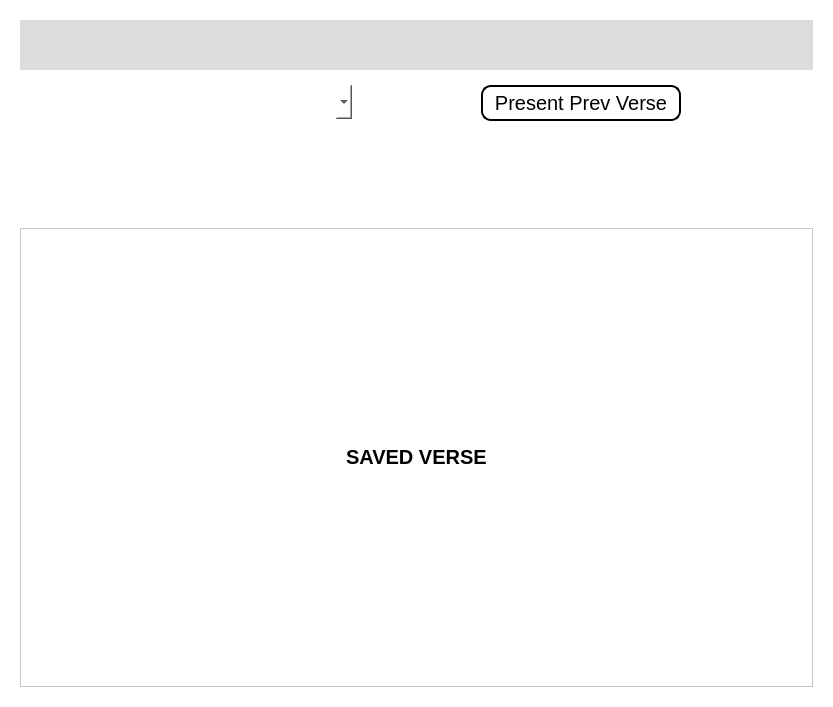
Qt form ui/Modern_search.ui (Achu-Worifung/quickMove) before a commit.
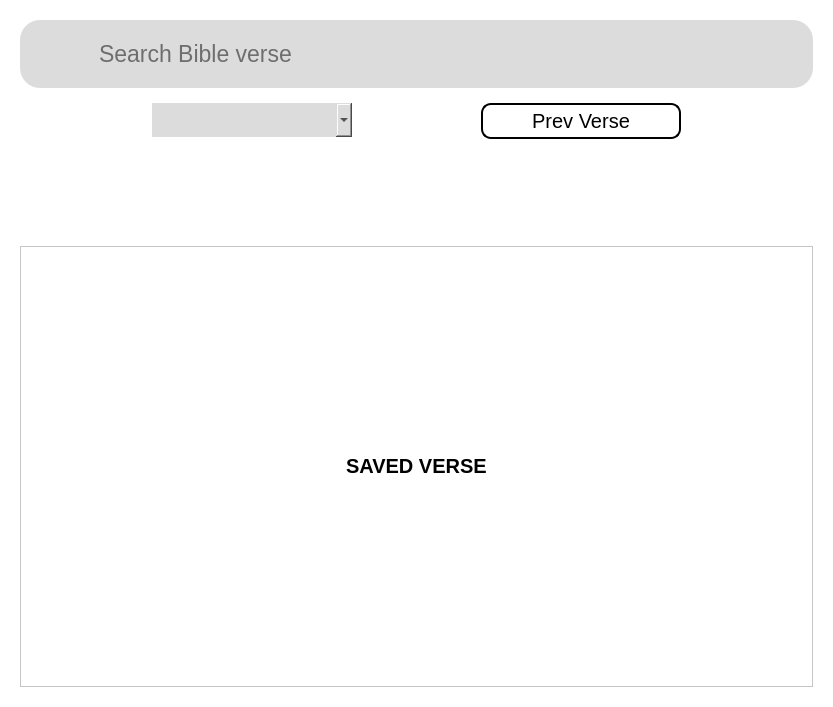
The same form after that commit. Icons and pictures are not drawn.

Diff of the .ui file:
```diff
--- a/ui/Modern_search.ui
+++ b/ui/Modern_search.ui
@@ -44,7 +44,7 @@
           </property>
           <property name="font">
            <font>
-            <pointsize>11</pointsize>
+            <pointsize>14</pointsize>
            </font>
           </property>
           <property name="text">
@@ -72,7 +72,7 @@
              <x>0</x>
              <y>0</y>
              <width>793</width>
-             <height>451</height>
+             <height>433</height>
             </rect>
            </property>
            <layout class="QVBoxLayout" name="verticalLayout_2">
@@ -137,22 +137,46 @@
                <height>16777215</height>
               </size>
              </property>
+             <property name="font">
+              <font>
+               <pointsize>-1</pointsize>
+               <weight>50</weight>
+               <italic>false</italic>
+               <bold>false</bold>
+              </font>
+             </property>
              <property name="styleSheet">
               <string notr="true">    border-width: 2px 0 2px 0;
     border-radius: 15px 0 15px 0;
     border-color: black;
     padding: 4px;
 font:20px;
+background-color: rgb(220, 220, 220);
 
 </string>
              </property>
              <property name="editable">
-              <bool>true</bool>
+              <bool>false</bool>
+             </property>
+             <property name="currentText">
+              <string/>
+             </property>
+             <property name="iconSize">
+              <size>
+               <width>16</width>
+               <height>16</height>
+              </size>
              </property>
             </widget>
            </item>
            <item alignment="Qt::AlignTop">
             <widget class="QPushButton" name="prev_verse">
+             <property name="sizePolicy">
+              <sizepolicy hsizetype="Maximum" vsizetype="Fixed">
+               <horstretch>0</horstretch>
+               <verstretch>0</verstretch>
+              </sizepolicy>
+             </property>
              <property name="maximumSize">
               <size>
                <width>200</width>
@@ -174,7 +198,7 @@
 </string>
              </property>
              <property name="text">
-              <string>Present Prev Verse</string>
+              <string>Prev Verse</string>
              </property>
              <property name="icon">
               <iconset>
@@ -192,20 +216,75 @@
          </widget>
         </item>
         <item row="1" column="0">
-         <widget class="QLineEdit" name="lineEdit">
+         <widget class="QWidget" name="widget_3" native="true">
+          <property name="sizePolicy">
+           <sizepolicy hsizetype="Preferred" vsizetype="Minimum">
+            <horstretch>0</horstretch>
+            <verstretch>0</verstretch>
+           </sizepolicy>
+          </property>
           <property name="minimumSize">
            <size>
             <width>0</width>
-            <height>50</height>
+            <height>30</height>
            </size>
           </property>
           <property name="styleSheet">
-           <string notr="true">
-border-width:2px;
+           <string notr="true">border-width:2px;
 border-color: rgb(27, 188, 155);
 background-color:  rgb(220, 220, 220);
-border-radius: 500px;</string>
+border-radius: 20px</string>
           </property>
+          <layout class="QHBoxLayout" name="horizontalLayout_3">
+           <item>
+            <widget class="QPushButton" name="pushButton">
+             <property name="styleSheet">
+              <string notr="true">selection-background-color: rgb(53, 255, 100);
+    border-style: none;
+
+
+    border-color: none;
+    padding: 4px;
+font:20px</string>
+             </property>
+             <property name="text">
+              <string/>
+             </property>
+             <property name="icon">
+              <iconset>
+               <normaloff>../../../../Downloads/5978961_closed_eye_hide_sleep_icon.ico</normaloff>../../../../Downloads/5978961_closed_eye_hide_sleep_icon.ico</iconset>
+             </property>
+             <property name="iconSize">
+              <size>
+               <width>30</width>
+               <height>30</height>
+              </size>
+             </property>
+            </widget>
+           </item>
+           <item>
+            <widget class="QLineEdit" name="lineEdit">
+             <property name="minimumSize">
+              <size>
+               <width>0</width>
+               <height>50</height>
+              </size>
+             </property>
+             <property name="font">
+              <font>
+               <pointsize>17</pointsize>
+              </font>
+             </property>
+             <property name="styleSheet">
+              <string notr="true">
+border:none</string>
+             </property>
+             <property name="placeholderText">
+              <string>Search Bible verse</string>
+             </property>
+            </widget>
+           </item>
+          </layout>
          </widget>
         </item>
        </layout>
```
Left out of the diff: 6 changed lines with no effect on the pictures.
